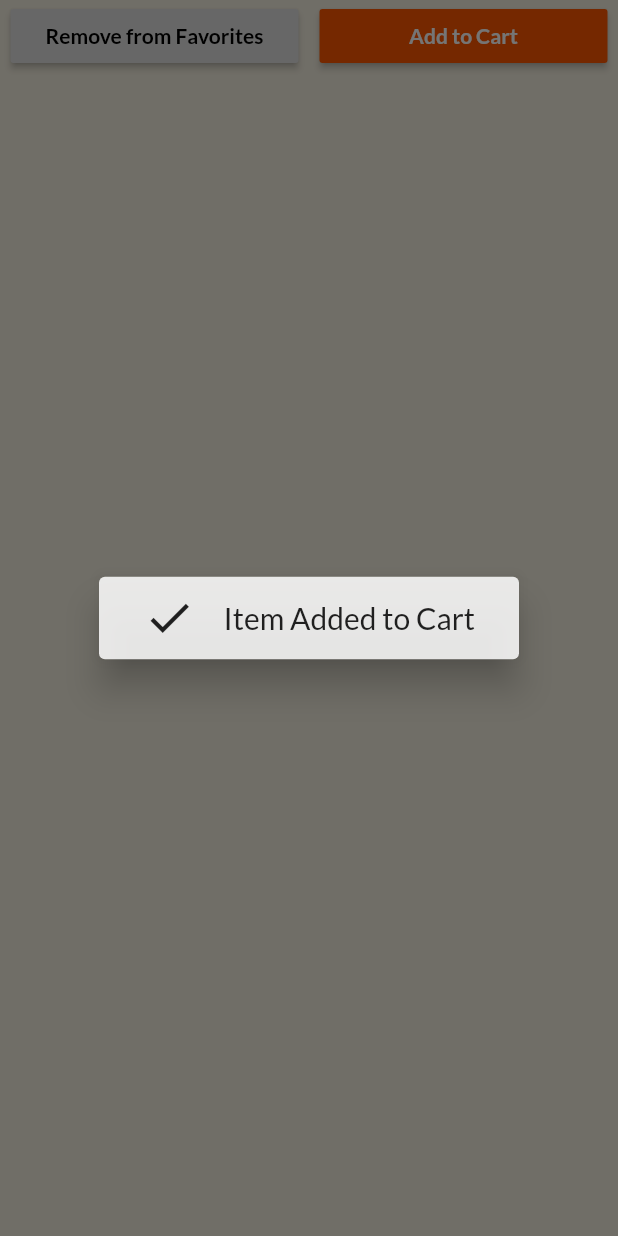
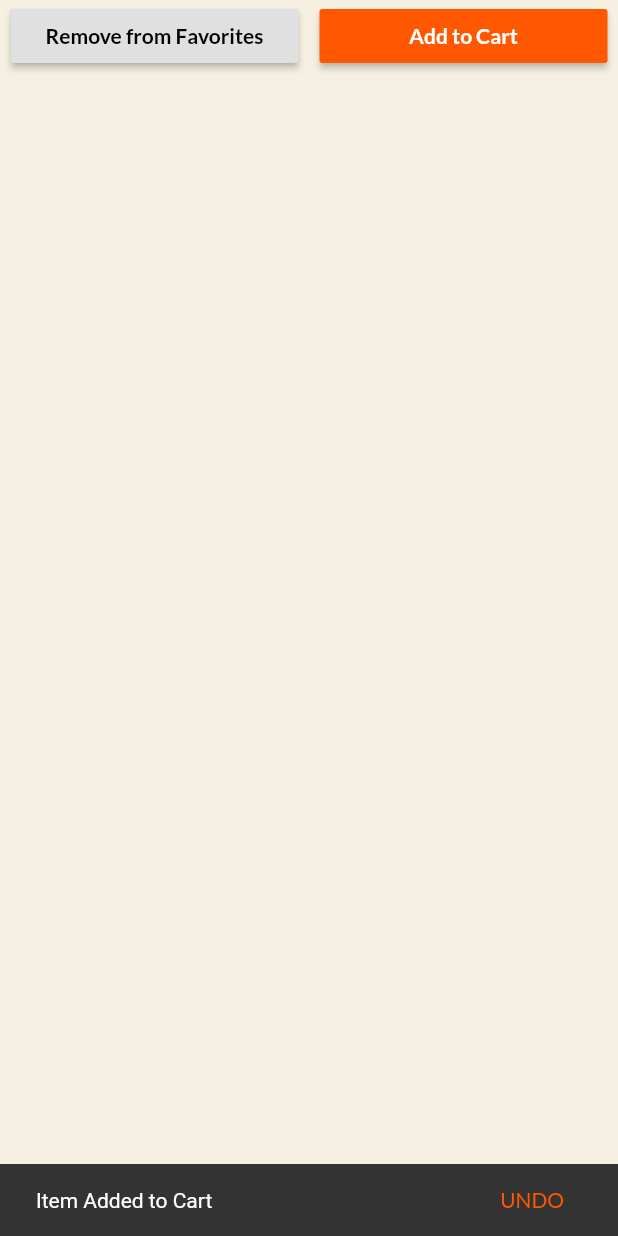
Before and after one commit to shubham242/FlutterShop, a Flutter app: the Buying widget shown alone on an empty page, opened directly, after a tap on "Add to Favorites", after a tap on "Add to Cart", on a phone screen of 412 x 824 dp. Run offline on Flutter 3.47's test engine with Material 2 defaults, Android fonts, the phone set to English and light mode, and no system bars; network calls fail.

```diff
--- a/lib/widgets/buying.dart
+++ b/lib/widgets/buying.dart
@@ -60,7 +60,19 @@ class Buying extends StatelessWidget {
               product.title,
               product.imageUrl,
             );
-            showAlertDialog(context);
+            Scaffold.of(context).hideCurrentSnackBar();
+            Scaffold.of(context).showSnackBar(
+              SnackBar(
+                content: Text('Item Added to Cart'),
+                duration: Duration(seconds: 2),
+                action: SnackBarAction(
+                  label: 'UNDO',
+                  onPressed: () {
+                    cart.removeSingleItem(product.id);
+                  },
+                ),
+              ),
+            );
           },
         )
       ],
```
Also changed, not shown: lib/providers/cart.dart (+21 -0 lines), lib/screens/product_detail_screen.dart (+14 -2 lines), lib/widgets/product_item.dart (+13 -1 lines).
